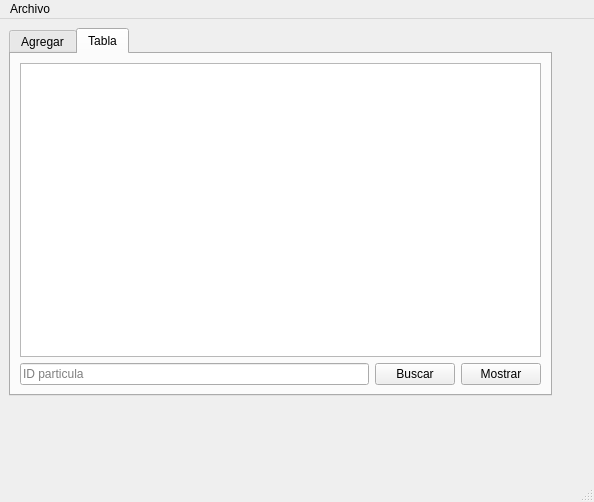
Old version of the form mainwindow.ui in the repository Rafael1307/ACTIVIDAD_8.
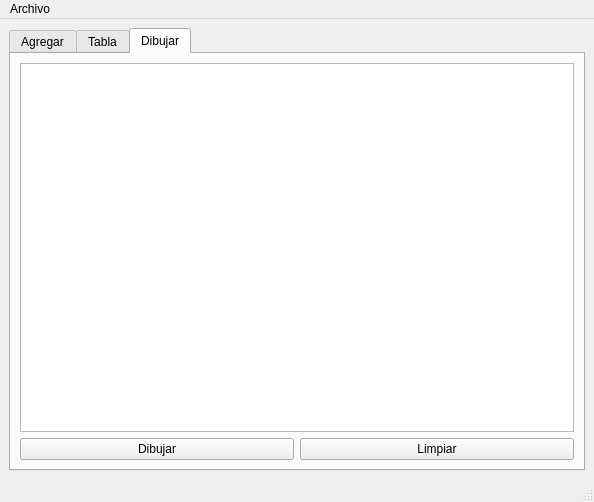
New version of the form.

Diff of the .ui file:
```diff
--- a/mainwindow.ui
+++ b/mainwindow.ui
@@ -14,17 +14,11 @@
    <string>Particulas</string>
   </property>
   <widget class="QWidget" name="centralwidget">
+   <layout class="QGridLayout" name="gridLayout_3">
+    <item row="0" column="0">
    <widget class="QTabWidget" name="tabWidget">
-    <property name="geometry">
-     <rect>
-      <x>9</x>
-      <y>9</y>
-      <width>543</width>
-      <height>368</height>
-     </rect>
-    </property>
     <property name="currentIndex">
-     <number>1</number>
+       <number>2</number>
     </property>
     <widget class="QWidget" name="tab">
      <attribute name="title">
@@ -228,7 +222,33 @@
       </item>
      </layout>
     </widget>
-   </widget>
+      <widget class="QWidget" name="tab_3">
+       <attribute name="title">
+        <string>Dibujar</string>
+       </attribute>
+       <layout class="QGridLayout" name="gridLayout_5">
+        <item row="0" column="0" colspan="2">
+         <widget class="QGraphicsView" name="graphicsView"/>
+        </item>
+        <item row="1" column="0">
+         <widget class="QPushButton" name="Dibujar_dibujo_pushButton">
+          <property name="text">
+           <string>Dibujar</string>
+          </property>
+         </widget>
+        </item>
+        <item row="1" column="1">
+         <widget class="QPushButton" name="Limpiar_dibujo_pushButton">
+          <property name="text">
+           <string>Limpiar</string>
+          </property>
+         </widget>
+        </item>
+       </layout>
+      </widget>
+     </widget>
+    </item>
+   </layout>
   </widget>
   <widget class="QMenuBar" name="menubar">
    <property name="geometry">
```
Lines whose indentation alone changed are shown as unchanged.
